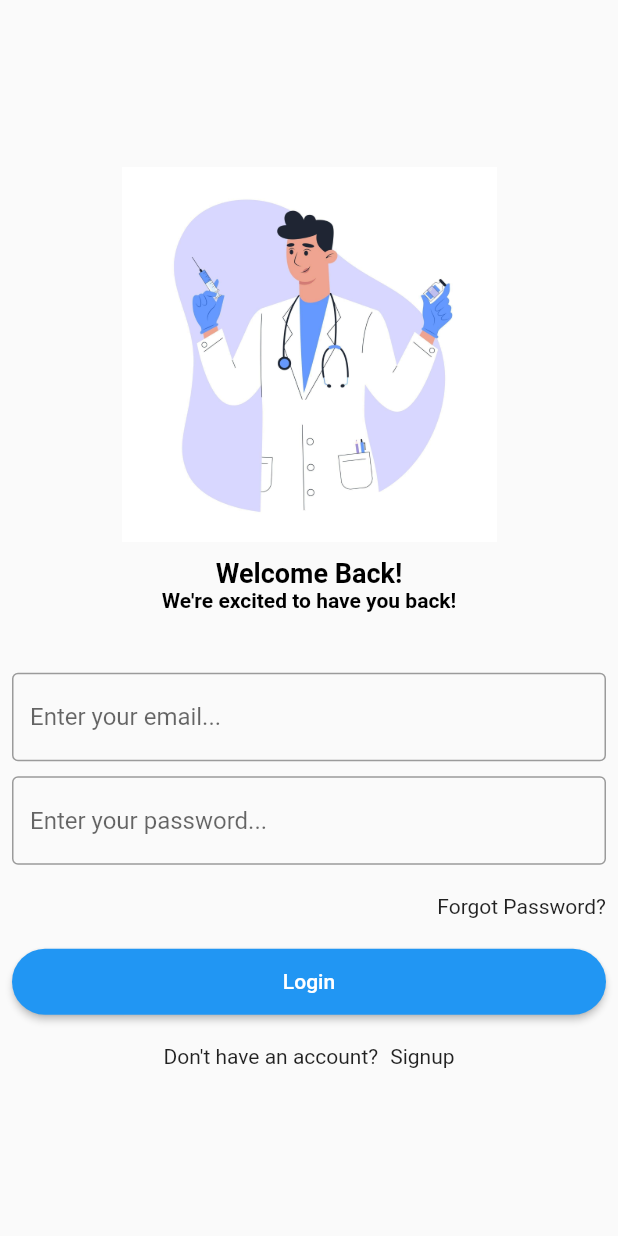
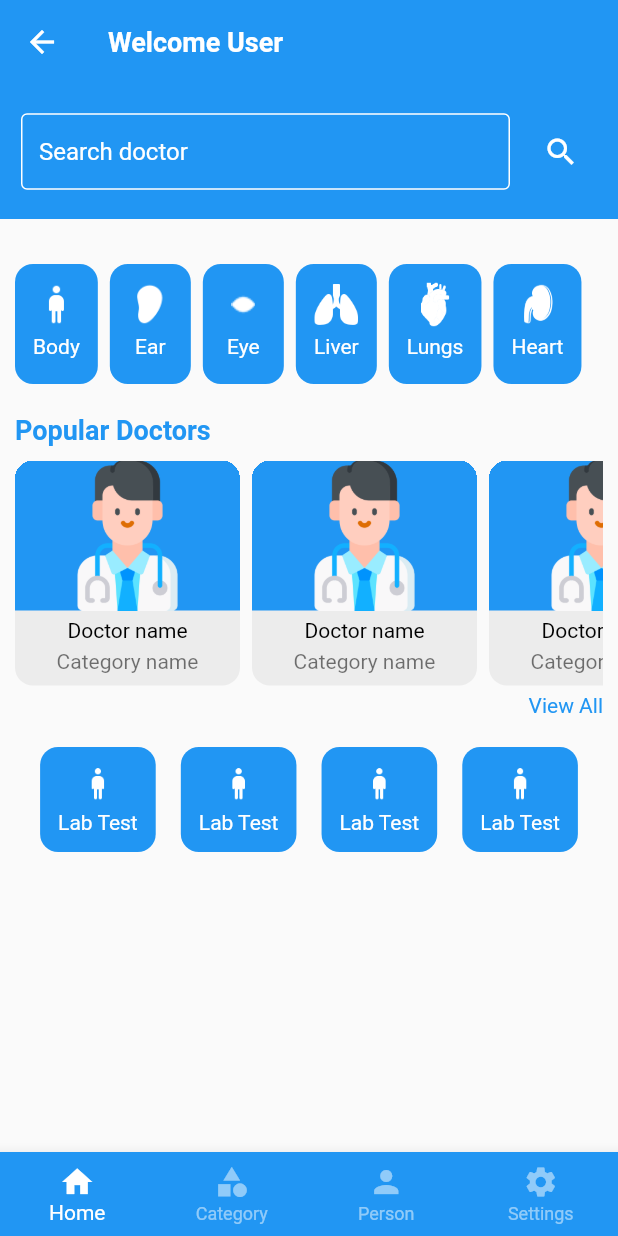
Before and after one commit to Sohag-84/Doctor-Appointment, a Flutter app: the screen it shows after launch, after a tap on "Login", on a phone screen of 412 x 824 dp. Run offline on Flutter 3.47's test engine with Material 2 defaults, Android fonts, the phone set to English and light mode, and no system bars; our stand-ins replace get, velocity_x.

Commit message:
create bottom navigation bar & designed home screen

```diff
--- a/lib/consts/colors.dart
+++ b/lib/consts/colors.dart
@@ -5,5 +5,7 @@ class AppColors {
       yellowColor = const Color(0xffFF9F00),
       bgColor = const Color(0xffF5F5F5),
       textColor = Colors.black,
+      blueColor = Colors.blue,
+      whiteColor = Colors.white,
       bgDarkColor = const Color(0xffECECEC);
 }
--- a/lib/consts/images.dart
+++ b/lib/consts/images.dart
@@ -8,5 +8,8 @@ class AppAssets {
       icLungs = "assets/icons/lungs.png",
       icStomach = "assets/icons/lungs.png",
       icTooth = "assets/icons/tooth.png",
-      icLogin = "assets/images/doctor.jpg";
+      icLogin = "assets/images/doctor.jpg",
+
+      //image
+      imgDoctor = "assets/images/doctor.png";
 }
--- /dev/null
+++ b/lib/consts/list.dart
@@ -0,0 +1,20 @@
+import 'package:doctor_appointment/consts/consts.dart';
+
+List<String> iconList = [
+  AppAssets.icBody,
+  AppAssets.icEar,
+  AppAssets.icEye,
+  AppAssets.icLungs,
+  AppAssets.icHeart,
+  AppAssets.icKidney,
+];
+
+List<String> iconsTitleList = [
+  AppStrings.body,
+  AppStrings.ear,
+  AppStrings.eye,
+  AppStrings.liver,
+  AppStrings.lungs,
+  AppStrings.heart,
+  AppStrings.kidney,
+];
--- a/lib/consts/strings.dart
+++ b/lib/consts/strings.dart
@@ -1,9 +1,12 @@
-class AppStrings{
+import 'package:doctor_appointment/consts/consts.dart';
+
+class AppStrings {
   static String appName = "Doctor Appointment",
       bestDocApp = "Best Doctor\n Appointment App",
       welcomeBack = "Welcome Back!",
       weAreExcited = "We're excited to have you back!",
-  signupNow = "Sign up now and start exploring all that our app has to offer",
+      signupNow =
+          "Sign up now and start exploring all that our app has to offer",
       email = "Email",
       emailHint = "Enter your email...",
       password = "Password",
@@ -15,5 +18,14 @@ class AppStrings{
       login = "Login",
       signup = "Signup",
       alreadyHaveAccount = "Already have an account?",
-  dontHaveAccount = "Don't have an account?";
+      dontHaveAccount = "Don't have an account?",
+      welcome = "Welcome",
+      searchDoctor = "Search doctor",
+      body = "Body",
+      ear = "Ear",
+      eye = "Eye",
+      liver = "Liver",
+      lungs = "Lungs",
+      heart = "Heart",
+      kidney = "Kidney";
 }
--- a/lib/resources/components/custom_textfield.dart
+++ b/lib/resources/components/custom_textfield.dart
@@ -1,15 +1,18 @@
 // ignore_for_file: prefer_const_constructors
 
-import 'package:doctor_appointment/consts/strings.dart';
-import 'package:flutter/material.dart';
+import 'package:doctor_appointment/consts/consts.dart';
 
 class CustomTextField extends StatefulWidget {
   final String hintText;
   final TextEditingController? textController;
+  final Color textColor;
+  final Color borderColor;
   const CustomTextField({
     super.key,
     this.textController,
     required this.hintText,
+    this.textColor = Colors.black,
+    this.borderColor = Colors.black,
   });
 
   @override
@@ -20,10 +23,29 @@ class _CustomTextFieldState extends State<CustomTextField> {
   @override
   Widget build(BuildContext context) {
     return TextFormField(
+      cursorColor: AppColors.blueColor,
       controller: widget.textController,
       decoration: InputDecoration(
+        isDense: true,
         hintText: widget.hintText,
-        border: OutlineInputBorder(),
+        hintStyle: TextStyle(
+          color: widget.textColor,
+        ),
+        border: OutlineInputBorder(
+          borderSide: BorderSide(
+            color: widget.borderColor,
+          ),
+        ),
+        enabledBorder: OutlineInputBorder(
+          borderSide: BorderSide(
+            color: widget.borderColor,
+          ),
+        ),
+        focusedBorder: OutlineInputBorder(
+          borderSide: BorderSide(
+            color: widget.borderColor,
+          ),
+        ),
       ),
     );
   }
--- /dev/null
+++ b/lib/views/home/home.dart
@@ -0,0 +1,68 @@
+import 'package:doctor_appointment/consts/consts.dart';
+import 'package:doctor_appointment/views/home/home_screen.dart';
+
+class Home extends StatefulWidget {
+  const Home({super.key});
+
+  @override
+  State<Home> createState() => _HomeState();
+}
+
+class _HomeState extends State<Home> {
+  int selectedIndex = 0;
+
+  List screenList = [
+    HomeScreen(),
+    Container(
+      color: Colors.red,
+    ),
+    Container(
+      color: Colors.orange,
+    ),
+    Container(
+      color: Colors.blue,
+    ),
+  ];
+  @override
+  Widget build(BuildContext context) {
+    return Scaffold(
+      bottomNavigationBar: BottomNavigationBar(
+        backgroundColor: AppColors.blueColor,
+        selectedItemColor: AppColors.whiteColor,
+        unselectedItemColor: AppColors.whiteColor.withOpacity(0.5),
+        selectedLabelStyle: TextStyle(
+          color: AppColors.whiteColor,
+        ),
+        selectedIconTheme: IconThemeData(
+          color: AppColors.whiteColor,
+        ),
+        type: BottomNavigationBarType.fixed,
+        currentIndex: selectedIndex,
+        onTap: (index) {
+          setState(() {
+            selectedIndex = index;
+          });
+        },
+        items: const [
+          BottomNavigationBarItem(
+            icon: Icon(Icons.home),
+            label: "Home",
+          ),
+          BottomNavigationBarItem(
+            icon: Icon(Icons.category),
+            label: "Category",
+          ),
+          BottomNavigationBarItem(
+            icon: Icon(Icons.person),
+            label: "Person",
+          ),
+          BottomNavigationBarItem(
+            icon: Icon(Icons.settings),
+            label: "Settings",
+          ),
+        ],
+      ),
+      body: screenList.elementAt(selectedIndex),
+    );
+  }
+}
--- /dev/null
+++ b/lib/views/home/home_screen.dart
@@ -0,0 +1,192 @@
+// ignore_for_file: prefer_const_constructors
+
+import 'package:doctor_appointment/consts/consts.dart';
+import 'package:doctor_appointment/consts/fonts.dart';
+import 'package:doctor_appointment/consts/list.dart';
+import 'package:doctor_appointment/resources/components/custom_textfield.dart';
+
+class HomeScreen extends StatefulWidget {
+  const HomeScreen({super.key});
+
+  @override
+  State<HomeScreen> createState() => _HomeScreenState();
+}
+
+class _HomeScreenState extends State<HomeScreen> {
+  @override
+  Widget build(BuildContext context) {
+    return Scaffold(
+      appBar: AppBar(
+        elevation: 0,
+        title: AppStyles.bold(
+          title: "${AppStrings.welcome} User",
+          color: AppColors.whiteColor,
+          size: AppSizes.size18,
+        ),
+      ),
+      body: SingleChildScrollView(
+        child: Column(
+          children: [
+            Container(
+              padding: EdgeInsets.all(14),
+              height: 90,
+              color: AppColors.blueColor,
+              child: Row(
+                children: [
+                  Expanded(
+                    child: CustomTextField(
+                      hintText: AppStrings.searchDoctor,
+                      textColor: AppColors.whiteColor,
+                      borderColor: AppColors.whiteColor,
+                    ),
+                  ),
+                  10.widthBox,
+                  IconButton(
+                    onPressed: () {},
+                    icon: Icon(
+                      Icons.search,
+                      color: AppColors.whiteColor,
+                    ),
+                  ),
+                ],
+              ),
+            ),
+            20.heightBox,
+            Padding(
+              padding: EdgeInsets.all(10.0),
+              child: Column(
+                children: [
+                  SizedBox(
+                    height: 80,
+                    child: ListView.builder(
+                      itemCount: iconList.length,
+                      scrollDirection: Axis.horizontal,
+                      physics: BouncingScrollPhysics(),
+                      itemBuilder: (context, index) {
+                        return InkWell(
+                          onTap: () {},
+                          child: Container(
+                            margin: EdgeInsets.only(right: 8),
+                            padding: EdgeInsets.all(12),
+                            decoration: BoxDecoration(
+                              color: AppColors.blueColor,
+                              borderRadius: BorderRadius.circular(12),
+                            ),
+                            child: Column(
+                              children: [
+                                Image.asset(
+                                  iconList[index],
+                                  width: 30,
+                                  color: AppColors.whiteColor,
+                                ),
+                                5.heightBox,
+                                AppStyles.normal(
+                                  title: iconsTitleList[index],
+                                  color: AppColors.whiteColor,
+                                ),
+                              ],
+                            ),
+                          ),
+                        );
+                      },
+                    ),
+                  ),
+                  20.heightBox,
+                  Align(
+                    alignment: Alignment.centerLeft,
+                    child: AppStyles.bold(
+                      title: "Popular Doctors",
+                      color: AppColors.blueColor,
+                      size: AppSizes.size18,
+                    ),
+                  ),
+                  10.heightBox,
+                  SizedBox(
+                    height: 150,
+                    child: ListView.builder(
+                      scrollDirection: Axis.horizontal,
+                      physics: BouncingScrollPhysics(),
+                      itemCount: 3,
+                      itemBuilder: (context, index) {
+                        return Container(
+                          height: 100,
+                          width: 150,
+                          clipBehavior: Clip.hardEdge,
+                          decoration: BoxDecoration(
+                            color: AppColors.bgDarkColor,
+                            borderRadius: BorderRadius.circular(12),
+                          ),
+                          margin: EdgeInsets.only(right: 8),
+                          child: Column(
+                            children: [
+                              Container(
+                                alignment: Alignment.center,
+                                width: 150,
+                                color: AppColors.blueColor,
+                                child: Image.asset(
+                                  AppAssets.imgDoctor,
+                                  width: 100,
+                                  fit: BoxFit.cover,
+                                ),
+                              ),
+                              5.heightBox,
+                              AppStyles.normal(title: "Doctor name"),
+                              5.heightBox,
+                              AppStyles.normal(
+                                title: "Category name",
+                                color: Colors.black54,
+                              ),
+                            ],
+                          ),
+                        );
+                      },
+                    ),
+                  ),
+                  5.heightBox,
+                  InkWell(
+                    onTap: () {},
+                    child: Align(
+                      alignment: Alignment.centerRight,
+                      child: AppStyles.normal(
+                        title: "View All",
+                        color: AppColors.blueColor,
+                      ),
+                    ),
+                  ),
+                  20.heightBox,
+                  Row(
+                    mainAxisAlignment: MainAxisAlignment.spaceEvenly,
+                    children: List.generate(
+                      4,
+                      (index) => Container(
+                        padding: EdgeInsets.all(12),
+                        decoration: BoxDecoration(
+                          color: AppColors.blueColor,
+                          borderRadius: BorderRadius.circular(12),
+                        ),
+                        child: Column(
+                          children: [
+                            Image.asset(
+                              AppAssets.icBody,
+                              width: 25,
+                              color: AppColors.whiteColor,
+                            ),
+                            5.heightBox,
+                            AppStyles.normal(
+                              title: "Lab Test",
+                              color: AppColors.whiteColor,
+                            ),
+                          ],
+                        ),
+                      ),
+                    ),
+                  ),
+                ],
+              ),
+            ),
+          ],
+        ),
+      ),
+    );
+  }
+}
--- a/lib/views/login/login_screen.dart
+++ b/lib/views/login/login_screen.dart
@@ -4,6 +4,7 @@ import 'package:doctor_appointment/consts/consts.dart';
 import 'package:doctor_appointment/consts/fonts.dart';
 import 'package:doctor_appointment/resources/components/custom_button.dart';
 import 'package:doctor_appointment/resources/components/custom_textfield.dart';
+import 'package:doctor_appointment/views/home/home.dart';
 import 'package:doctor_appointment/views/sign_up/signup_screen.dart';
 import 'package:get/get.dart';
 
@@ -43,7 +44,9 @@ class LoginScreen extends StatelessWidget {
                     ),
                     20.heightBox,
                     CustomButton(
-                      onTap: () {},
+                      onTap: () {
+                        Get.to(() => Home());
+                      },
                       buttonText: AppStrings.login,
                     ),
                     20.heightBox,
@@ -54,7 +57,7 @@ class LoginScreen extends StatelessWidget {
                         8.widthBox,
                         InkWell(
                           onTap: () => Get.to(() => SignUPScreen()),
-                          child: AppStrings.signup.text.make(),
+                          child: AppStyles.bold(title: AppStrings.signup),
                         ),
                       ],
                     ),
--- a/lib/views/sign_up/signup_screen.dart
+++ b/lib/views/sign_up/signup_screen.dart
@@ -50,7 +50,7 @@ class SignUPScreen extends StatelessWidget {
                         8.widthBox,
                         InkWell(
                           onTap: () => Get.back(),
-                          child: AppStrings.login.text.make(),
+                          child: AppStyles.bold(title: AppStrings.login),
                         ),
                       ],
                     ),
```
Also changed, not shown: assets/images/doctor.png (added). Lines whose indentation alone changed are shown as unchanged.
